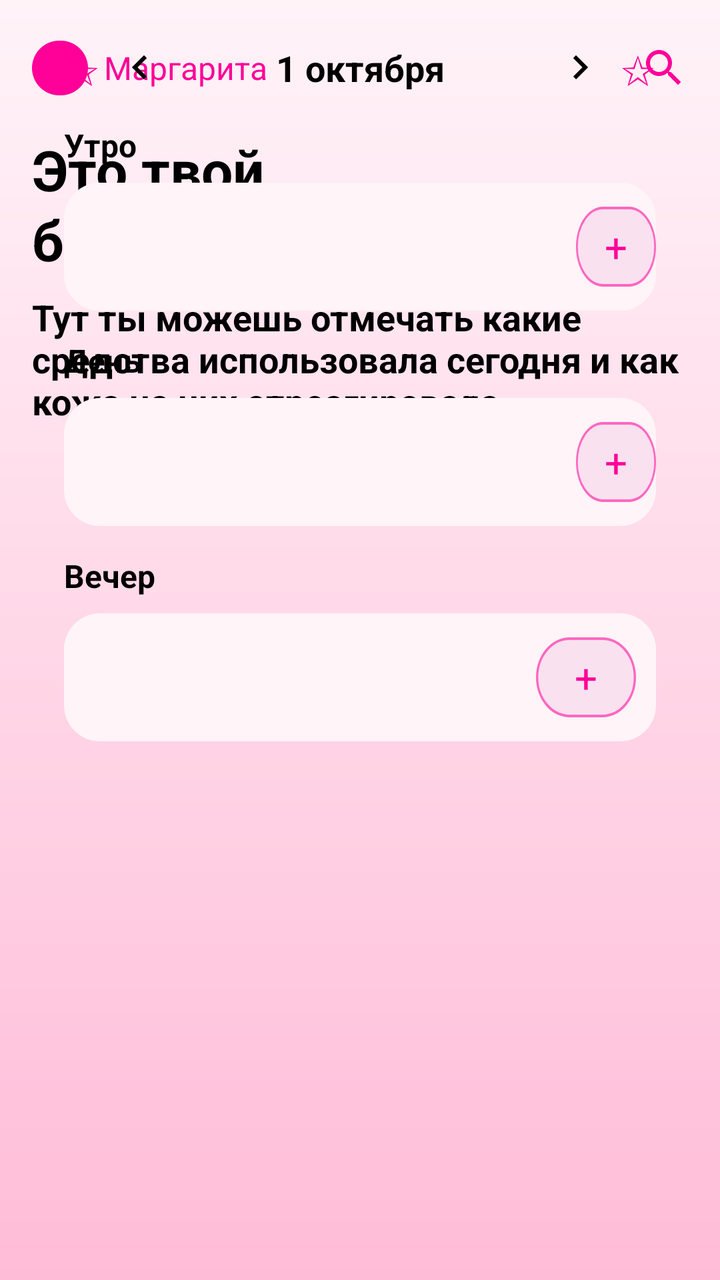
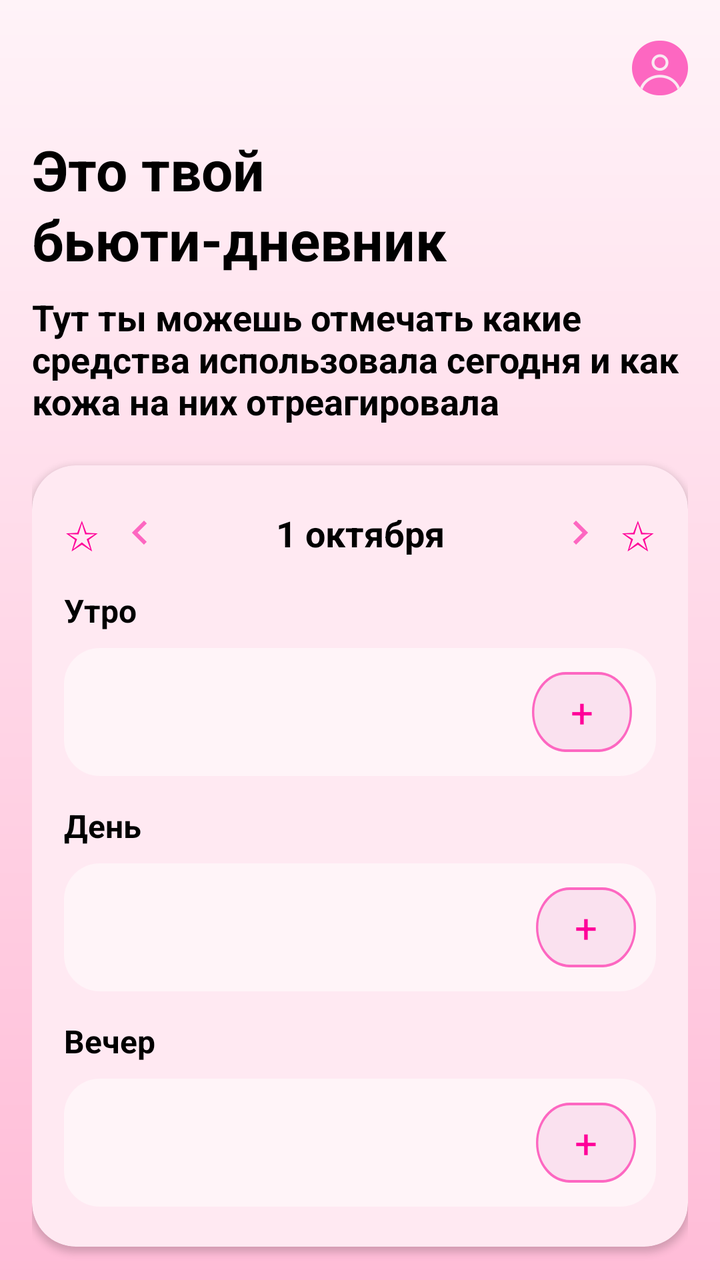

The first picture is an Android layout as it rendered before a commit; the second is the same layout after the commit. The layout source and the unified diff follow.
<!-- AndroidManifest.xml: activity theme Theme.MyApplication -->
<!-- res/layout/activity_beauty_diary.xml -->
<?xml version="1.0" encoding="utf-8"?>
<androidx.constraintlayout.widget.ConstraintLayout
    xmlns:android="http://schemas.android.com/apk/res/android"
    xmlns:app="http://schemas.android.com/apk/res-auto"
    xmlns:tools="http://schemas.android.com/tools"
    android:layout_width="match_parent"
    android:layout_height="match_parent"
    android:background="@drawable/bg_diary_gradient"
    android:paddingStart="16dp"
    android:paddingEnd="16dp">

    
    <LinearLayout
        android:id="@+id/headerRow"
        android:layout_width="0dp"
        android:layout_height="wrap_content"
        android:layout_marginTop="20dp"
        android:gravity="center_vertical"
        android:orientation="horizontal"
        app:layout_constraintTop_toTopOf="parent"
        app:layout_constraintStart_toStartOf="parent"
        app:layout_constraintEnd_toEndOf="parent">

        <ImageView
            android:layout_width="28dp"
            android:layout_height="28dp"
            android:src="@drawable/user_avatar"
            android:tint="@color/primary"/>
        <TextView
            android:id="@+id/nameText"
            android:layout_width="0dp"
            android:layout_height="wrap_content"
            android:layout_marginStart="8dp"
            android:layout_weight="1"
            android:text="Маргарита"
            android:textColor="@color/primary"
            android:textSize="16sp"/>
        <ImageView
            android:id="@+id/searchBtn"
            android:layout_width="24dp"
            android:layout_height="24dp"
            android:src="@drawable/ic_search"
            android:tint="@color/primary"/>
    </LinearLayout>

    
    <TextView
        android:id="@+id/titleText"
        android:layout_width="0dp"
        android:layout_height="wrap_content"
        android:layout_marginTop="18dp"
        android:lineSpacingExtra="2dp"
        android:text="Это твой бьюти-дневник"
        android:textColor="@color/text_primary"
        android:textSize="28sp"
        android:textStyle="bold"
        app:layout_constraintTop_toBottomOf="@id/headerRow"
        app:layout_constraintStart_toStartOf="parent"
        app:layout_constraintEnd_toEndOf="parent"/>

    <TextView
        android:id="@+id/subtitle"
        android:layout_width="0dp"
        android:layout_height="wrap_content"
        android:layout_marginTop="8dp"
        android:text="Тут ты можешь отмечать какие средства использовала сегодня и как кожа на них отреагировала"
        android:textColor="@color/text_primary"
        android:textSize="18sp"
        android:textStyle="bold"
        app:layout_constraintTop_toBottomOf="@id/titleText"
        app:layout_constraintStart_toStartOf="parent"
        app:layout_constraintEnd_toEndOf="parent"/>

    

    <LinearLayout
        android:layout_width="match_parent"
        android:layout_height="wrap_content"
        android:orientation="vertical"
        android:padding="16dp"
        tools:layout_editor_absoluteX="16dp"
        tools:layout_editor_absoluteY="218dp">

        
        <LinearLayout
            android:layout_width="match_parent"
            android:layout_height="wrap_content"
            android:gravity="center_vertical"
            android:paddingTop="4dp"
            android:paddingBottom="8dp">

            <TextView
                android:layout_width="wrap_content"
                android:layout_height="wrap_content"
                android:text="✩"
                android:textColor="@color/primary"
                android:textSize="20sp" />

            <ImageView
                android:id="@+id/prevDay"
                android:layout_width="24dp"
                android:layout_height="24dp"
                android:layout_marginStart="8dp"
                android:scaleX="-1"
                android:src="@drawable/ic_arrow"
                android:tint="@color/text_primary" />

            <TextView
                android:id="@+id/dateTitle"
                android:layout_width="0dp"
                android:layout_height="wrap_content"
                android:layout_marginStart="12dp"
                android:layout_marginEnd="12dp"
                android:layout_weight="1"
                android:gravity="center"
                android:text="1 октября"
                android:textColor="@color/text_primary"
                android:textSize="18sp"
                android:textStyle="bold" />

            <ImageView
                android:id="@+id/nextDay"
                android:layout_width="24dp"
                android:layout_height="24dp"
                android:src="@drawable/ic_arrow"
                android:tint="@color/text_primary" />

            <TextView
                android:layout_width="wrap_content"
                android:layout_height="wrap_content"
                android:layout_marginStart="8dp"
                android:text="✩"
                android:textColor="@color/primary"
                android:textSize="20sp" />

            <androidx.cardview.widget.CardView
                android:id="@+id/dayCard"
                android:layout_width="0dp"
                android:layout_height="wrap_content"
                android:layout_marginTop="20dp"
                app:cardBackgroundColor="@color/cardPink"
                app:cardCornerRadius="22dp"
                app:cardElevation="2dp">

            </androidx.cardview.widget.CardView>
        </LinearLayout>

        
        <TextView
            android:layout_width="wrap_content"
            android:layout_height="wrap_content"
            android:layout_marginTop="6dp"
            android:text="Утро"
            android:textColor="@color/text_primary"
            android:textSize="16sp"
            android:textStyle="bold" />

        <RelativeLayout
            android:layout_width="match_parent"
            android:layout_height="64dp"
            android:layout_marginTop="8dp">

            <View
                android:layout_width="match_parent"
                android:layout_height="match_parent"
                android:background="@drawable/bg_input_pill" />

            <TextView
                android:id="@+id/addMorning"
                android:layout_width="40dp"
                android:layout_height="40dp"
                android:layout_alignParentEnd="true"
                android:layout_centerVertical="true"
                android:background="@drawable/bg_add_circle"
                android:gravity="center"
                android:text="+"
                android:textColor="@color/primary"
                android:textSize="20sp" />
        </RelativeLayout>

        
        <TextView
            android:layout_width="wrap_content"
            android:layout_height="wrap_content"
            android:layout_marginTop="14dp"
            android:text="День"
            android:textColor="@color/text_primary"
            android:textSize="16sp"
            android:textStyle="bold" />

        <RelativeLayout
            android:layout_width="match_parent"
            android:layout_height="64dp"
            android:layout_marginTop="8dp">

            <View
                android:layout_width="match_parent"
                android:layout_height="match_parent"
                android:background="@drawable/bg_input_pill" />

            <TextView
                android:id="@+id/addDay"
                android:layout_width="40dp"
                android:layout_height="40dp"
                android:layout_alignParentEnd="true"
                android:layout_centerVertical="true"
                android:background="@drawable/bg_add_circle"
                android:gravity="center"
                android:text="+"
                android:textColor="@color/primary"
                android:textSize="20sp" />
        </RelativeLayout>

        
        <TextView
            android:layout_width="wrap_content"
            android:layout_height="wrap_content"
            android:layout_marginTop="14dp"
            android:text="Вечер"
            android:textColor="@color/text_primary"
            android:textSize="16sp"
            android:textStyle="bold" />

        <RelativeLayout
            android:layout_width="match_parent"
            android:layout_height="64dp"
            android:layout_marginTop="8dp"
            android:layout_marginBottom="4dp">

            <View
                android:layout_width="match_parent"
                android:layout_height="match_parent"
                android:background="@drawable/bg_input_pill" />

            <TextView
                android:id="@+id/addEvening"
                android:layout_width="50dp"
                android:layout_height="40dp"
                android:layout_alignParentEnd="true"
                android:layout_centerVertical="true"
                android:layout_marginRight="10sp"
                android:background="@drawable/bg_add_circle"
                android:gravity="center"
                android:text="+"
                android:textColor="@color/primary"
                android:textSize="20sp" />
        </RelativeLayout>
    </LinearLayout>

</androidx.constraintlayout.widget.ConstraintLayout>
<!-- resources referenced by this layout -->
<resources>
  <color name="cardPink">#FFE9F2</color>
  <color name="primary">#FF0099</color>
  <color name="text_primary">#000000</color>
  <!-- drawable bg_add_circle (drawable) -->
  <vector
      xmlns:android="http://schemas.android.com/apk/res/android"
      xmlns:aapt="http://schemas.android.com/aapt"
      android:width="44dp"
      android:height="29.68dp"
      android:viewportWidth="44"
      android:viewportHeight="29.68"
      >
      <group>
          <clip-path
              android:pathData="M14.8412 0H29.1588C37.3554 0 44 6.64462 44 14.8412C44 23.0377 37.3554 29.6824 29.1588 29.6824H14.8412C6.64462 29.6824 0 23.0377 0 14.8412C0 6.64462 6.64462 0 14.8412 0Z"
              />
          <path
              android:pathData="M0 0V29.6824H44V0"
              android:fillColor="#FAE1EF"
              />
          <path
              android:pathData="M14.8412 0H29.1588C37.3554 0 44 6.64462 44 14.8412C44 23.0377 37.3554 29.6824 29.1588 29.6824H14.8412C6.64462 29.6824 0 23.0377 0 14.8412C0 6.64462 6.64462 0 14.8412 0Z"
              android:strokeWidth="2"
              android:strokeColor="#FD67C1"
              />
      </group>
  </vector>
  <!-- drawable bg_diary_gradient (drawable) -->
  <?xml version="1.0" encoding="utf-8"?>
  <shape xmlns:android="http://schemas.android.com/apk/res/android">
      <gradient
          android:type="linear"
          android:angle="270"
          android:startColor="#FFF3F8"
          android:endColor="#FFBCD7"/>
  </shape>
  <!-- drawable bg_input_pill (drawable) -->
  <?xml version="1.0" encoding="utf-8"?>
  <shape xmlns:android="http://schemas.android.com/apk/res/android">
      <solid android:color="@color/pillPink"/>
      <corners android:radius="18dp"/>
  </shape>
  <!-- drawable ic_arrow (drawable) -->
  <vector xmlns:android="http://schemas.android.com/apk/res/android"
      android:width="24dp"
      android:height="24dp"
      android:viewportWidth="24"
      android:viewportHeight="24">
      <path
          android:fillColor="#FD67C1"
          android:pathData="M8.59,16.59L13.17,12 8.59,7.41 10,6l6,6 -6,6 -1.41,-1.41z"/>
  </vector>
  <!-- drawable ic_search (drawable) -->
  <vector xmlns:android="http://schemas.android.com/apk/res/android"
      android:width="24dp"
      android:height="24dp"
      android:viewportWidth="24"
      android:viewportHeight="24"
      android:tint="?attr/colorOnPrimary">
    <path
        android:fillColor="@android:color/white"
        android:pathData="M15.5,14h-0.79l-0.28,-0.27C15.41,12.59 16,11.11 16,9.5 16,5.91 13.09,3 9.5,3S3,5.91 3,9.5 5.91,16 9.5,16c1.61,0 3.09,-0.59 4.23,-1.57l0.27,0.28v0.79l5,4.99L20.49,19l-4.99,-5zM9.5,14C7.01,14 5,11.99 5,9.5S7.01,5 9.5,5 14,7.01 14,9.5 11.99,14 9.5,14z"/>
  </vector>
  <!-- drawable user_avatar: png bitmap (drawable, 4859 bytes) -->
  <style name="Theme.MyApplication" parent="Theme.MaterialComponents.Light.NoActionBar">
          <item name="android:windowBackground">@color/background</item>
      </style>
  <color name="pillPink">#FFF4F8</color>
  <color name="background">#FFE6F2</color>
</resources>

<!-- the commit's change to res/layout/activity_beauty_diary.xml (unified diff, before → after) -->
@@ -15,8 +15,9 @@
         android:layout_width="0dp"
         android:layout_height="wrap_content"
         android:layout_marginTop="20dp"
+        android:orientation="horizontal"
         android:gravity="center_vertical"
-        android:orientation="horizontal"
+        android:layoutDirection="rtl"
         app:layout_constraintTop_toTopOf="parent"
         app:layout_constraintStart_toStartOf="parent"
         app:layout_constraintEnd_toEndOf="parent">
@@ -24,24 +25,11 @@
         <ImageView
             android:layout_width="28dp"
             android:layout_height="28dp"
-            android:src="@drawable/user_avatar"
-            android:tint="@color/primary"/>
-        <TextView
-            android:id="@+id/nameText"
-            android:layout_width="0dp"
-            android:layout_height="wrap_content"
-            android:layout_marginStart="8dp"
-            android:layout_weight="1"
-            android:text="Маргарита"
-            android:textColor="@color/primary"
-            android:textSize="16sp"/>
-        <ImageView
-            android:id="@+id/searchBtn"
-            android:layout_width="24dp"
-            android:layout_height="24dp"
-            android:src="@drawable/ic_search"
-            android:tint="@color/primary"/>
+            android:src="@drawable/user_avatar"/>
+
+
     </LinearLayout>
+
 
     
     <TextView
@@ -72,179 +60,220 @@
         app:layout_constraintEnd_toEndOf="parent"/>
 
     
-
-    <LinearLayout
-        android:layout_width="match_parent"
-        android:layout_height="wrap_content"
-        android:orientation="vertical"
-        android:padding="16dp"
-        tools:layout_editor_absoluteX="16dp"
-        tools:layout_editor_absoluteY="218dp">
-
-        
+    <androidx.cardview.widget.CardView
+        android:id="@+id/dayCard"
+        android:layout_width="0dp"
+        android:layout_height="wrap_content"
+        android:layout_marginTop="20dp"
+        android:layout_marginBottom="16dp"
+        app:cardBackgroundColor="@color/cardPink"
+        app:cardCornerRadius="22dp"
+        app:cardElevation="2dp"
+        app:layout_constraintTop_toBottomOf="@id/subtitle"
+        app:layout_constraintStart_toStartOf="parent"
+        app:layout_constraintEnd_toEndOf="parent">
+
         <LinearLayout
             android:layout_width="match_parent"
             android:layout_height="wrap_content"
-            android:gravity="center_vertical"
-            android:paddingTop="4dp"
-            android:paddingBottom="8dp">
-
+            android:orientation="vertical"
+            android:padding="16dp">
+
+            
+            <LinearLayout
+                android:id="@+id/dateNav"
+                android:layout_width="match_parent"
+                android:layout_height="wrap_content"
+                android:orientation="horizontal"
+                android:gravity="center_vertical"
+                android:paddingTop="4dp"
+                android:paddingBottom="8dp">
+
+                <TextView
+                    android:layout_width="wrap_content"
+                    android:layout_height="wrap_content"
+                    android:text="✩"
+                    android:textColor="@color/primary"
+                    android:textSize="20sp"/>
+
+                <ImageView
+                    android:id="@+id/prevDay"
+                    android:layout_width="24dp"
+                    android:layout_height="24dp"
+                    android:layout_marginStart="8dp"
+                    android:scaleX="-1"
+                    android:src="@drawable/ic_arrow"/>
+
+                <TextView
+                    android:id="@+id/dateTitle"
+                    android:layout_width="0dp"
+                    android:layout_height="wrap_content"
+                    android:layout_marginStart="12dp"
+                    android:layout_marginEnd="12dp"
+                    android:layout_weight="1"
+                    android:gravity="center"
+                    android:text="1 октября"
+                    android:textColor="@color/text_primary"
+                    android:textSize="18sp"
+                    android:textStyle="bold"/>
+
+                <ImageView
+                    android:id="@+id/nextDay"
+                    android:layout_width="24dp"
+                    android:layout_height="24dp"
+                    android:src="@drawable/ic_arrow"/>
+
+                <TextView
+                    android:layout_width="wrap_content"
+                    android:layout_height="wrap_content"
+                    android:layout_marginStart="8dp"
+                    android:text="✩"
+                    android:textColor="@color/primary"
+                    android:textSize="20sp"/>
+            </LinearLayout>
+
+            
             <TextView
+                android:id="@+id/morningTitle"
                 android:layout_width="wrap_content"
                 android:layout_height="wrap_content"
-                android:text="✩"
-                android:textColor="@color/primary"
-                android:textSize="20sp" />
-
-            <ImageView
-                android:id="@+id/prevDay"
-                android:layout_width="24dp"
-                android:layout_height="24dp"
-                android:layout_marginStart="8dp"
-                android:scaleX="-1"
-                android:src="@drawable/ic_arrow"
-                android:tint="@color/text_primary" />
-
+                android:layout_marginTop="6dp"
+                android:text="Утро"
+                android:textColor="@color/text_primary"
+                android:textSize="16sp"
+                android:textStyle="bold"/>
+
+            <RelativeLayout
+                android:id="@+id/morningContainer"
+                android:layout_width="match_parent"
+                android:layout_height="64dp"
+                android:layout_marginTop="8dp">
+
+                <View
+                    android:id="@+id/morningBg"
+                    android:layout_width="match_parent"
+                    android:layout_height="match_parent"
+                    android:background="@drawable/bg_input_pill"/>
+
+                <com.google.android.material.chip.ChipGroup
+                    android:id="@+id/morningGroup"
+                    android:layout_width="match_parent"
+                    android:layout_height="wrap_content"
+                    android:layout_centerVertical="true"
+                    android:layout_toStartOf="@id/addMorning"
+                    android:paddingStart="12dp"
+                    android:paddingEnd="12dp"/>
+
+                <TextView
+                    android:id="@+id/addMorning"
+                    android:layout_width="50dp"
+                    android:layout_height="40dp"
+                    android:layout_alignParentEnd="true"
+                    android:layout_centerVertical="true"
+                    android:layout_marginEnd="12dp"
+                    android:background="@drawable/bg_add_circle"
+                    android:gravity="center"
+                    android:text="+"
+                    android:textColor="@color/primary"
+                    android:textSize="20sp"/>
+            </RelativeLayout>
+
+            
             <TextView
-                android:id="@+id/dateTitle"
-                android:layout_width="0dp"
-                android:layout_height="wrap_content"
-                android:layout_marginStart="12dp"
-                android:layout_marginEnd="12dp"
-                android:layout_weight="1"
-                android:gravity="center"
-                android:text="1 октября"
+                android:id="@+id/dayTitle"
+                android:layout_width="wrap_content"
+                android:layout_height="wrap_content"
+                android:layout_marginTop="14dp"
+                android:text="День"
                 android:textColor="@color/text_primary"
-                android:textSize="18sp"
-                android:textStyle="bold" />
-
-            <ImageView
-                android:id="@+id/nextDay"
-                android:layout_width="24dp"
-                android:layout_height="24dp"
-                android:src="@drawable/ic_arrow"
-                android:tint="@color/text_primary" />
-
+                android:textSize="16sp"
+                android:textStyle="bold"/>
+
+            <RelativeLayout
+                android:id="@+id/dayContainer"
+                android:layout_width="match_parent"
+                android:layout_height="64dp"
+                android:layout_marginTop="8dp">
+
+                <View
+                    android:id="@+id/dayBg"
+                    android:layout_width="match_parent"
+                    android:layout_height="match_parent"
+                    android:background="@drawable/bg_input_pill"/>
+
+                <com.google.android.material.chip.ChipGroup
+                    android:id="@+id/dayGroup"
+                    android:layout_width="match_parent"
+                    android:layout_height="wrap_content"
+                    android:layout_centerVertical="true"
+                    android:layout_toStartOf="@id/addDay"
+                    android:paddingStart="12dp"
+                    android:paddingEnd="12dp"
+                   />
+
+                <TextView
+                    android:id="@+id/addDay"
+                    android:layout_width="50dp"
+                    android:layout_height="40dp"
+                    android:layout_alignParentEnd="true"
+                    android:layout_centerVertical="true"
+                    android:layout_marginEnd="10dp"
+                    android:background="@drawable/bg_add_circle"
+                    android:gravity="center"
+                    android:text="+"
+                    android:textColor="@color/primary"
+                    android:textSize="20sp"/>
+            </RelativeLayout>
+
+            
             <TextView
+                android:id="@+id/eveningTitle"
                 android:layout_width="wrap_content"
                 android:layout_height="wrap_content"
-                android:layout_marginStart="8dp"
-                android:text="✩"
-                android:textColor="@color/primary"
-                android:textSize="20sp" />
-
-            <androidx.cardview.widget.CardView
-                android:id="@+id/dayCard"
-                android:layout_width="0dp"
-                android:layout_height="wrap_content"
-                android:layout_marginTop="20dp"
-                app:cardBackgroundColor="@color/cardPink"
-                app:cardCornerRadius="22dp"
-                app:cardElevation="2dp">
-
-            </androidx.cardview.widget.CardView>
+                android:layout_marginTop="14dp"
+                android:text="Вечер"
+                android:textColor="@color/text_primary"
+                android:textSize="16sp"
+                android:textStyle="bold"/>
+
+            <RelativeLayout
+                android:id="@+id/eveningContainer"
+                android:layout_width="match_parent"
+                android:layout_height="64dp"
+                android:layout_marginTop="8dp"
+                android:layout_marginBottom="4dp">
+
+                <View
+                    android:id="@+id/eveningBg"
+                    android:layout_width="match_parent"
+                    android:layout_height="match_parent"
+                    android:background="@drawable/bg_input_pill"/>
+
+                <com.google.android.material.chip.ChipGroup
+                    android:id="@+id/eveningGroup"
+                    android:layout_width="match_parent"
+                    android:layout_height="wrap_content"
+                    android:layout_centerVertical="true"
+                    android:layout_toStartOf="@id/addEvening"
+                    android:paddingStart="12dp"
+                    android:paddingEnd="12dp"
+                    />
+
+                <TextView
+                    android:id="@+id/addEvening"
+                    android:layout_width="50dp"
+                    android:layout_height="40dp"
+                    android:layout_alignParentEnd="true"
+                    android:layout_centerVertical="true"
+                    android:layout_marginEnd="10dp"
+                    android:background="@drawable/bg_add_circle"
+                    android:gravity="center"
+                    android:text="+"
+                    android:textColor="@color/primary"
+                    android:textSize="20sp"/>
+            </RelativeLayout>
+
         </LinearLayout>
-
-        
-        <TextView
-            android:layout_width="wrap_content"
-            android:layout_height="wrap_content"
-            android:layout_marginTop="6dp"
-            android:text="Утро"
-            android:textColor="@color/text_primary"
-            android:textSize="16sp"
-            android:textStyle="bold" />
-
-        <RelativeLayout
-            android:layout_width="match_parent"
-            android:layout_height="64dp"
-            android:layout_marginTop="8dp">
-
-            <View
-                android:layout_width="match_parent"
-                android:layout_height="match_parent"
-                android:background="@drawable/bg_input_pill" />
-
-            <TextView
-                android:id="@+id/addMorning"
-                android:layout_width="40dp"
-                android:layout_height="40dp"
-                android:layout_alignParentEnd="true"
-                android:layout_centerVertical="true"
-                android:background="@drawable/bg_add_circle"
-                android:gravity="center"
-                android:text="+"
-                android:textColor="@color/primary"
-                android:textSize="20sp" />
-        </RelativeLayout>
-
-        
-        <TextView
-            android:layout_width="wrap_content"
-            android:layout_height="wrap_content"
-            android:layout_marginTop="14dp"
-            android:text="День"
-            android:textColor="@color/text_primary"
-            android:textSize="16sp"
-            android:textStyle="bold" />
-
-        <RelativeLayout
-            android:layout_width="match_parent"
-            android:layout_height="64dp"
-            android:layout_marginTop="8dp">
-
-            <View
-                android:layout_width="match_parent"
-                android:layout_height="match_parent"
-                android:background="@drawable/bg_input_pill" />
-
-            <TextView
-                android:id="@+id/addDay"
-                android:layout_width="40dp"
-                android:layout_height="40dp"
-                android:layout_alignParentEnd="true"
-                android:layout_centerVertical="true"
-                android:background="@drawable/bg_add_circle"
-                android:gravity="center"
-                android:text="+"
-                android:textColor="@color/primary"
-                android:textSize="20sp" />
-        </RelativeLayout>
-
-        
-        <TextView
-            android:layout_width="wrap_content"
-            android:layout_height="wrap_content"
-            android:layout_marginTop="14dp"
-            android:text="Вечер"
-            android:textColor="@color/text_primary"
-            android:textSize="16sp"
-            android:textStyle="bold" />
-
-        <RelativeLayout
-            android:layout_width="match_parent"
-            android:layout_height="64dp"
-            android:layout_marginTop="8dp"
-            android:layout_marginBottom="4dp">
-
-            <View
-                android:layout_width="match_parent"
-                android:layout_height="match_parent"
-                android:background="@drawable/bg_input_pill" />
-
-            <TextView
-                android:id="@+id/addEvening"
-                android:layout_width="50dp"
-                android:layout_height="40dp"
-                android:layout_alignParentEnd="true"
-                android:layout_centerVertical="true"
-                android:layout_marginRight="10sp"
-                android:background="@drawable/bg_add_circle"
-                android:gravity="center"
-                android:text="+"
-                android:textColor="@color/primary"
-                android:textSize="20sp" />
-        </RelativeLayout>
-    </LinearLayout>
+    </androidx.cardview.widget.CardView>
 
 </androidx.constraintlayout.widget.ConstraintLayout>
<!-- resource entries referenced after the edit -->
@@ -52,17 +52,6 @@
           android:fillColor="#FD67C1"
           android:pathData="M8.59,16.59L13.17,12 8.59,7.41 10,6l6,6 -6,6 -1.41,-1.41z"/>
   </vector>
-  <!-- drawable ic_search (drawable) -->
-  <vector xmlns:android="http://schemas.android.com/apk/res/android"
-      android:width="24dp"
-      android:height="24dp"
-      android:viewportWidth="24"
-      android:viewportHeight="24"
-      android:tint="?attr/colorOnPrimary">
-    <path
-        android:fillColor="@android:color/white"
-        android:pathData="M15.5,14h-0.79l-0.28,-0.27C15.41,12.59 16,11.11 16,9.5 16,5.91 13.09,3 9.5,3S3,5.91 3,9.5 5.91,16 9.5,16c1.61,0 3.09,-0.59 4.23,-1.57l0.27,0.28v0.79l5,4.99L20.49,19l-4.99,-5zM9.5,14C7.01,14 5,11.99 5,9.5S7.01,5 9.5,5 14,7.01 14,9.5 11.99,14 9.5,14z"/>
-  </vector>
   <!-- drawable user_avatar: png bitmap (drawable, 4859 bytes) -->
   <style name="Theme.MyApplication" parent="Theme.MaterialComponents.Light.NoActionBar">
           <item name="android:windowBackground">@color/background</item>
